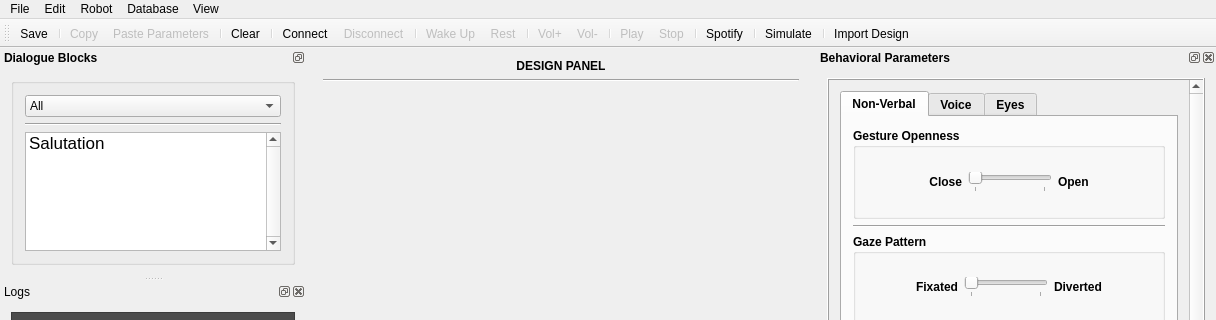
Above: interaction_manager/ui/dialogmainwindow.ui from ES-TUDelft/robot-interaction-tool before the change; both pictures show x 0 to 1216 and y 0 to 320 of the 1216 by 753 pixel window. Below: the same form after it.
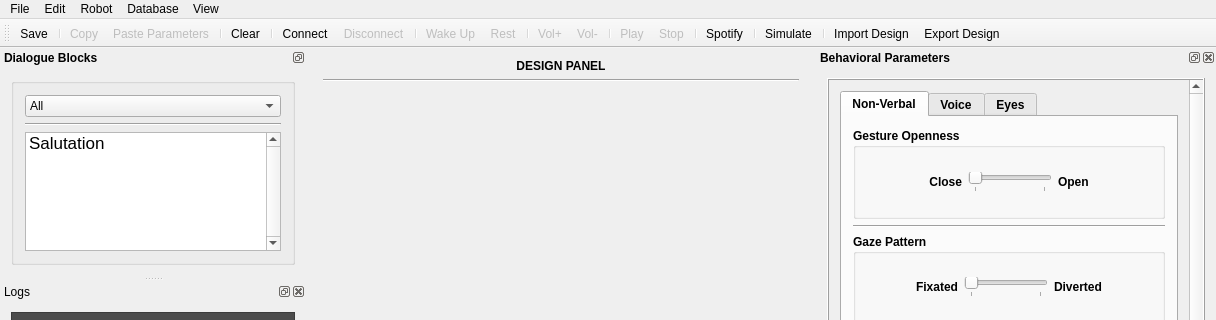
That is the form after the change. Icons and pictures are not drawn.

```diff
--- a/interaction_manager/ui/dialogmainwindow.ui
+++ b/interaction_manager/ui/dialogmainwindow.ui
@@ -202,6 +202,7 @@
    <addaction name="actionMenuSimulate"/>
    <addaction name="separator"/>
    <addaction name="actionMenuImportBlocks"/>
+   <addaction name="actionMenuExportBlocks"/>
   </widget>
   <widget class="QStatusBar" name="statusBar"/>
   <widget class="QDockWidget" name="behavioralParametersDockWidget">
```
